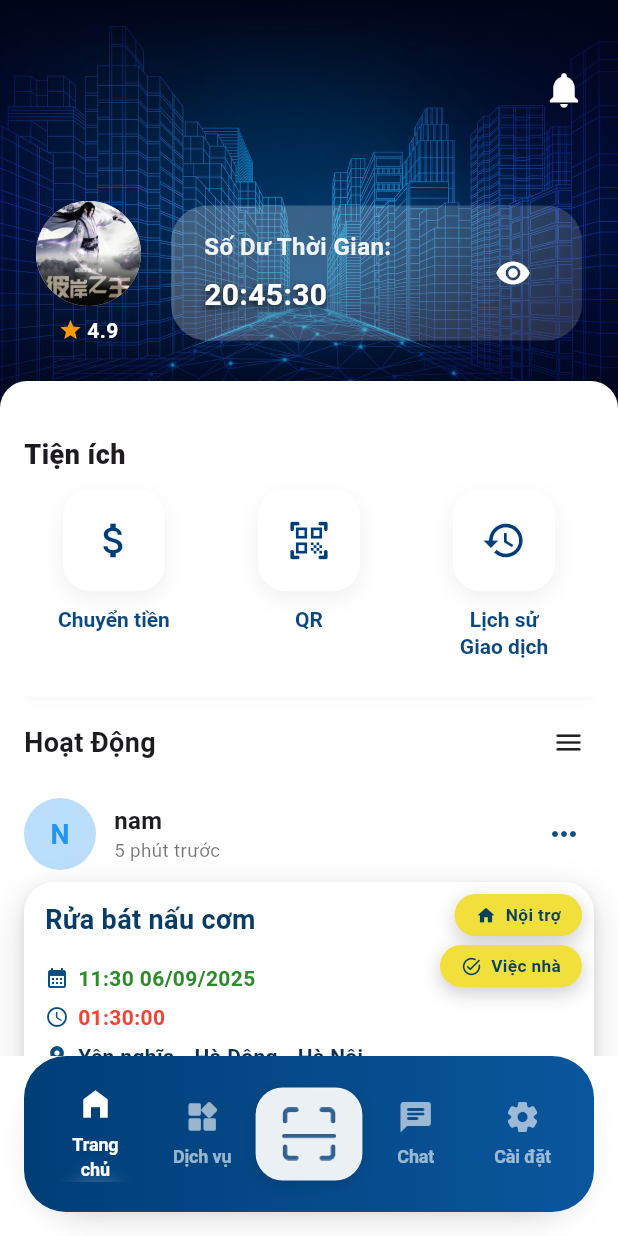
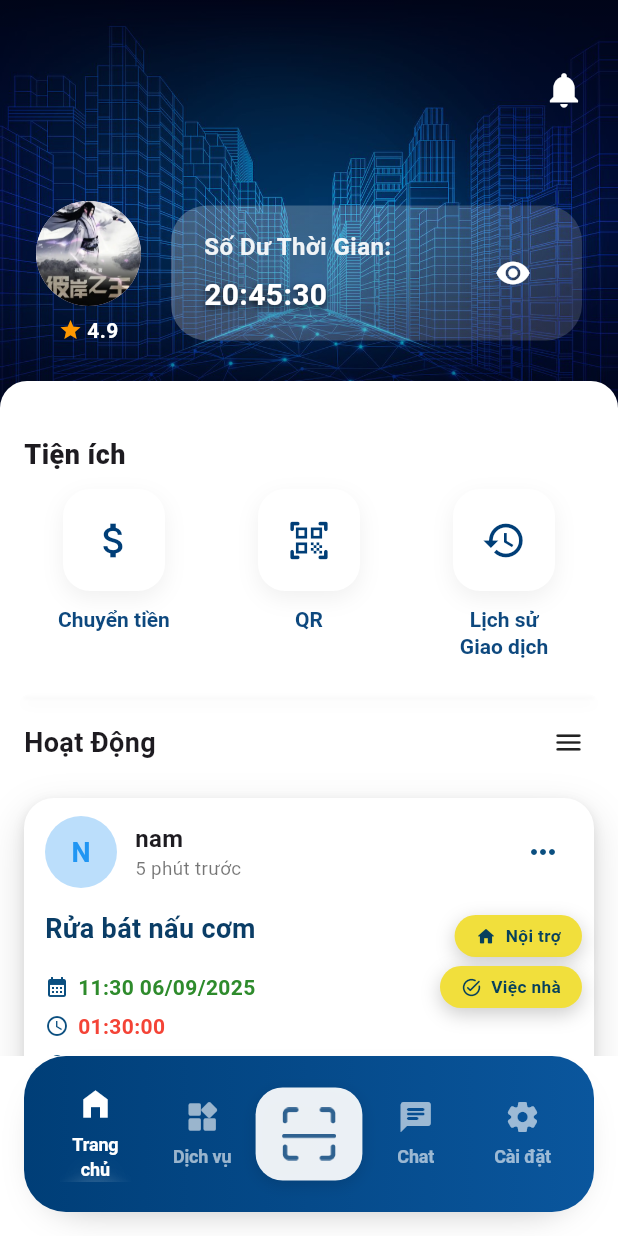
Before and after one commit to namthanhit/Time_Bank_Flutter, a Flutter app: the AppShell screen opened directly, on a phone screen of 412 x 824 dp. Run offline on Flutter 3.47's test engine with Material 3 defaults, Android fonts, the phone set to English and light mode, and no system bars; our stand-ins replace pin_code_fields.

Commit message:
cho cai avatar , ten thoi gian va button vao trong box

```diff
--- a/lib/features/home/ui/widgets/activity_card.dart
+++ b/lib/features/home/ui/widgets/activity_card.dart
@@ -31,9 +31,32 @@ class ActivityCard extends StatelessWidget {
     final Color statusColor = accepted ? Colors.green : Colors.orange;
     return Padding(
       padding: const EdgeInsets.symmetric(horizontal: 16, vertical: 8),
+      child: Stack(
+        children: [
+          Container(
+            decoration: BoxDecoration(
+              color: Colors.white,
+              borderRadius: BorderRadius.circular(20),
+              boxShadow: [
+                BoxShadow(
+                  color: Colors.black.withOpacity(0.12),
+                  blurRadius: 22,
+                  spreadRadius: 1,
+                  offset: const Offset(0, 10),
+                ),
+                BoxShadow(
+                  color: Colors.black.withOpacity(0.1),
+                  blurRadius: 6,
+                  offset: const Offset(0, 3),
+                ),
+              ],
+            ),
+            child: Padding(
+              padding: const EdgeInsets.fromLTRB(14, 12, 14, 10),
               child: Column(
                 crossAxisAlignment: CrossAxisAlignment.start,
                 children: [
+                  // Header row (moved inside card)
                   Row(
                     crossAxisAlignment: CrossAxisAlignment.center,
                     children: [
@@ -83,34 +106,7 @@ class ActivityCard extends StatelessWidget {
                       ),
                     ],
                   ),
-          const SizedBox(height: 8),
-          Stack(
-            children: [
-              Container(
-                decoration: BoxDecoration(
-                  color: Colors.white,
-                  borderRadius: BorderRadius.circular(20),
-                  boxShadow: [
-                    // Stronger multi-layer shadow for more elevation
-                    BoxShadow(
-                      color: Colors.black.withOpacity(0.12),
-                      blurRadius: 22,
-                      spreadRadius: 1,
-                      offset: const Offset(0, 10),
-                    ),
-                    BoxShadow(
-                      color: Colors.black.withOpacity(0.1),
-                      blurRadius: 6,
-                      offset: const Offset(0, 3),
-                    ),
-                  ],
-                ),
-                child: Padding(
-                  padding: const EdgeInsets.fromLTRB(14, 12, 14, 10),
-                  child: Column(
-                    crossAxisAlignment: CrossAxisAlignment.start,
-                    children: [
-                      // Title only (tags overlaid separately)
+                  const SizedBox(height: 14),
                   Text(
                     title,
                     style: HomeTypography.cardTitle.copyWith(
@@ -139,7 +135,7 @@ class ActivityCard extends StatelessWidget {
                     value: location,
                     icon: Icons.location_on,
                   ),
-                      const SizedBox(height: 0),
+                  const SizedBox(height: 8),
                   Align(
                     alignment: Alignment.centerRight,
                     child: Container(
@@ -162,8 +158,9 @@ class ActivityCard extends StatelessWidget {
               ),
             ),
           ),
+          // Overlay tags (reverted style)
           Positioned(
-                top: 8,
+            top: 78,
             right: 8,
             child: Column(
               crossAxisAlignment: CrossAxisAlignment.end,
@@ -173,8 +170,6 @@ class ActivityCard extends StatelessWidget {
                 _yellowTag(tag2),
               ],
             ),
-              ),
-            ],
           ),
         ],
       ),
```
Lines whose indentation alone changed are shown as unchanged.
